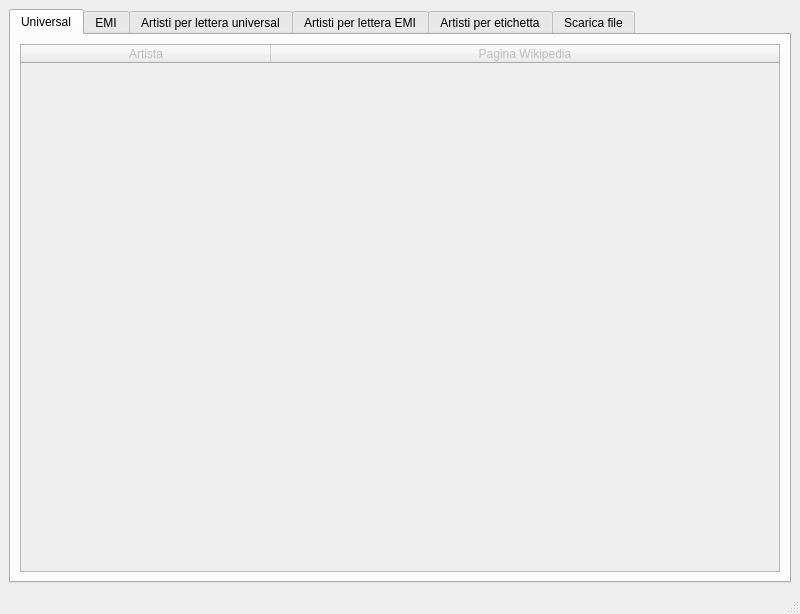
This is Qt/mainwindow.ui in Buggy97/AprilCpp-Project as Qt 5 draws it before an edit. The edited form follows.
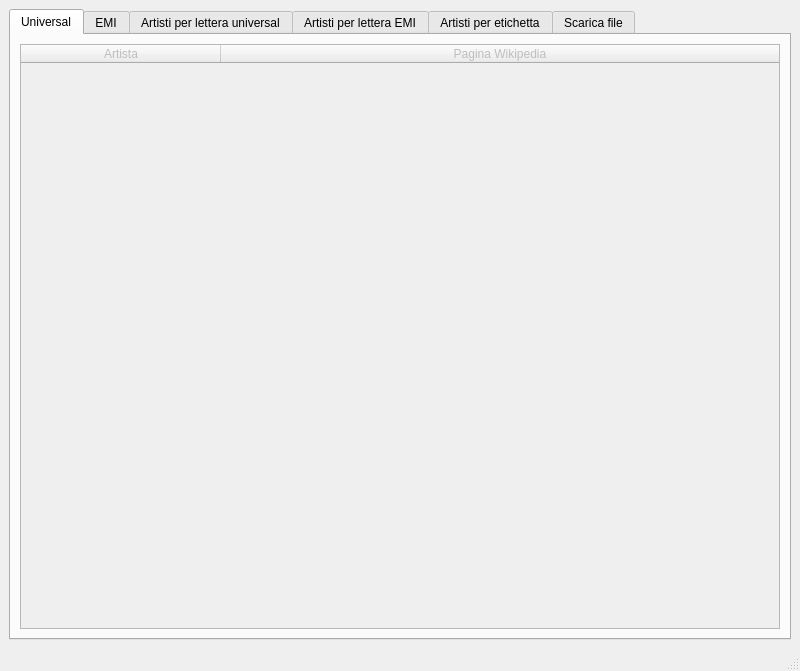
This is the edited form. Icons and pictures are not drawn. Custom widgets are drawn as their Qt base class.

Diff of the .ui file:
```diff
--- a/Qt/mainwindow.ui
+++ b/Qt/mainwindow.ui
@@ -7,13 +7,19 @@
     <x>0</x>
     <y>0</y>
     <width>800</width>
-    <height>614</height>
+    <height>671</height>
    </rect>
   </property>
+  <property name="sizePolicy">
+   <sizepolicy hsizetype="Maximum" vsizetype="Maximum">
+    <horstretch>0</horstretch>
+    <verstretch>0</verstretch>
+   </sizepolicy>
+  </property>
   <property name="minimumSize">
    <size>
-    <width>400</width>
-    <height>300</height>
+    <width>800</width>
+    <height>400</height>
    </size>
   </property>
   <property name="windowTitle">
@@ -39,9 +45,15 @@
       <property name="autoFillBackground">
        <bool>false</bool>
       </property>
+      <property name="tabShape">
+       <enum>QTabWidget::Rounded</enum>
+      </property>
       <property name="currentIndex">
        <number>0</number>
       </property>
+      <property name="elideMode">
+       <enum>Qt::ElideMiddle</enum>
+      </property>
       <widget class="QWidget" name="tabUniversal">
        <property name="enabled">
         <bool>true</bool>
@@ -68,7 +80,7 @@
            <number>20</number>
           </attribute>
           <attribute name="horizontalHeaderDefaultSectionSize">
-           <number>250</number>
+           <number>200</number>
           </attribute>
           <attribute name="horizontalHeaderStretchLastSection">
            <bool>true</bool>
```
